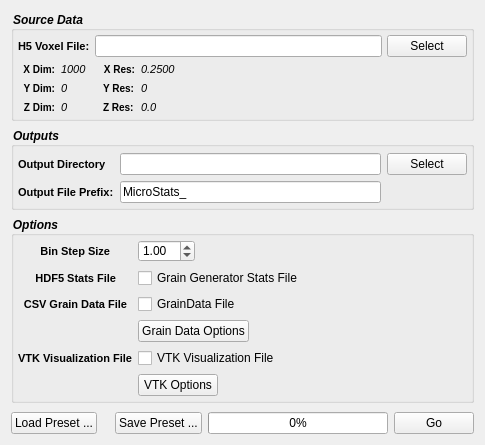
First picture: the form in Source/Plugins/MicrostructureStatistics/UI/MicrostructureStatisticsWidget.ui, repository BlueQuartzSoftware/DREAM3D, before the edit.
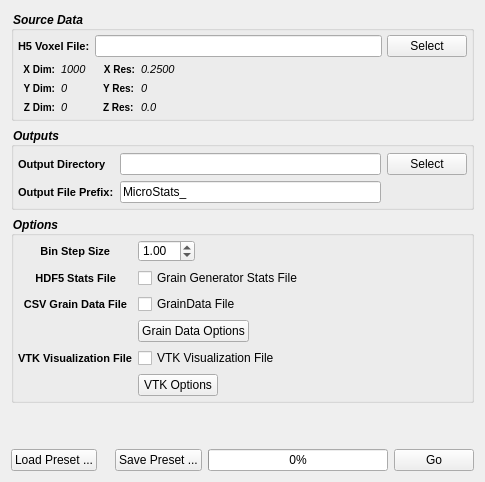
Second picture: the form after the edit. Custom widgets are drawn as their Qt base class.

Commit message: Fixing layout bugs on OS X due to the use of style sheets and the user of a specific font wieght and style. Fixing the titles on some open/save dialog windows

```diff
--- a/Source/Plugins/MicrostructureStatistics/UI/MicrostructureStatisticsWidget.ui
+++ b/Source/Plugins/MicrostructureStatistics/UI/MicrostructureStatisticsWidget.ui
@@ -7,7 +7,7 @@
     <x>0</x>
     <y>0</y>
     <width>485</width>
-    <height>445</height>
+    <height>482</height>
    </rect>
   </property>
   <property name="windowTitle">
```
Left out of the diff: 29 changed lines with no effect on the pictures. The commit also changes 7 other files.
